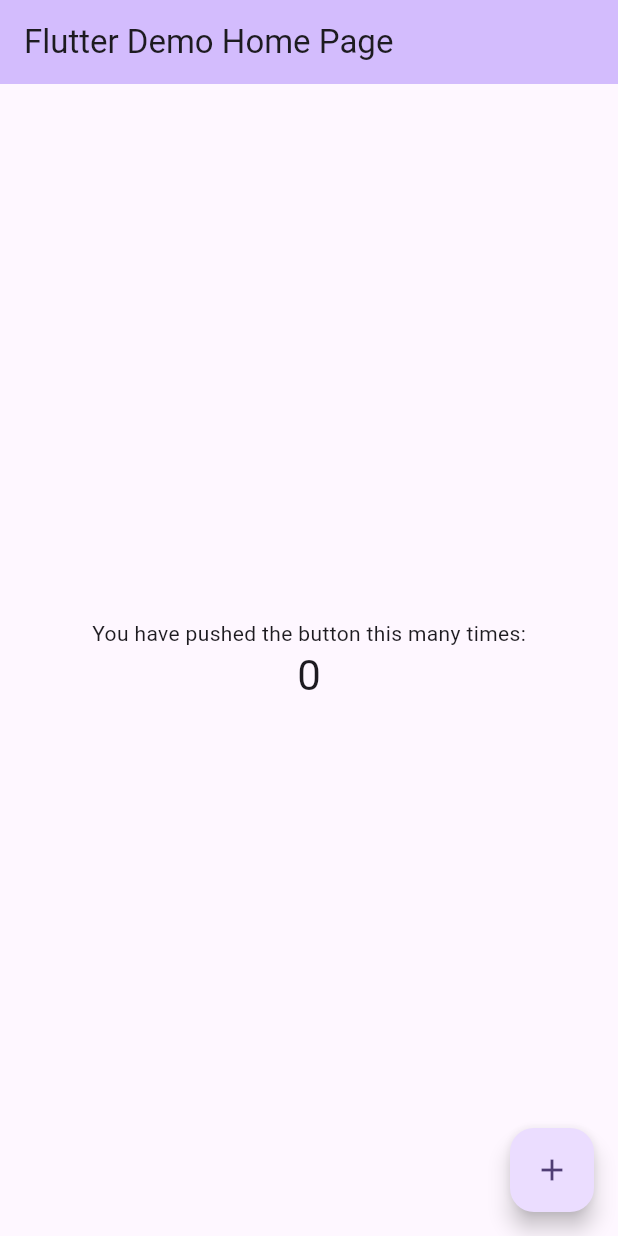
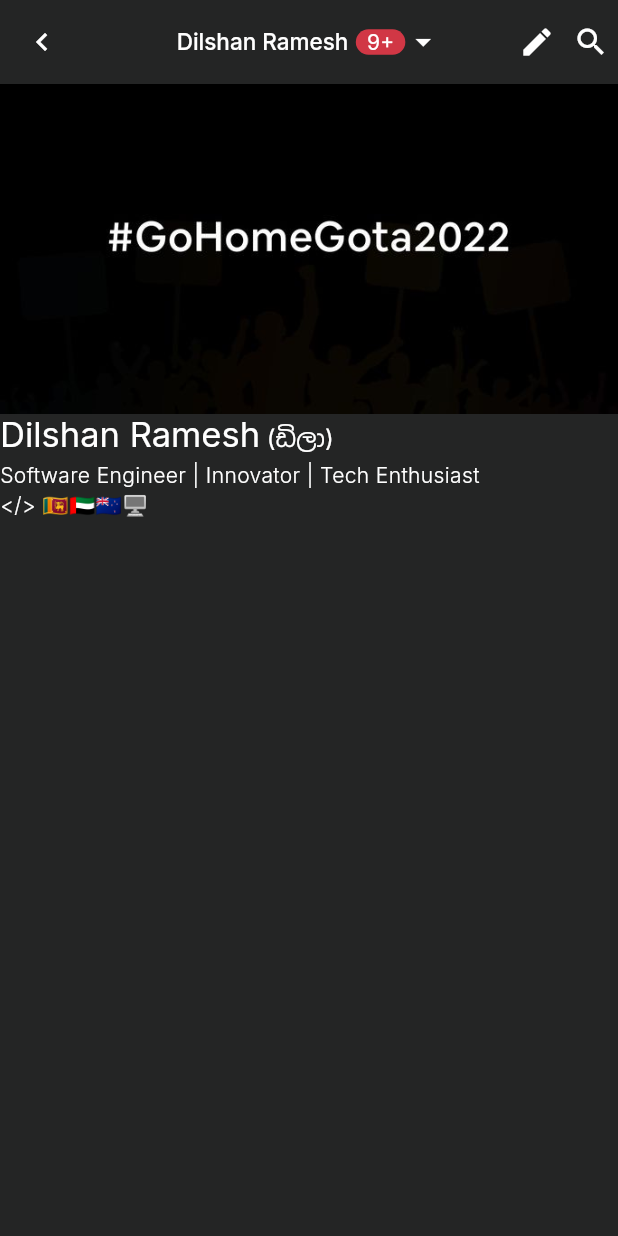
Before and after one commit to takanokenji-s/Flutter-Facebook-UI, a Flutter app: the screen it shows after launch, on a phone screen of 412 x 824 dp. Run offline on Flutter 3.47's test engine with Material 2 defaults, Android fonts, the light colour scheme and no system bars; our stand-ins replace google_fonts.

Commit message:
ui fixes

```diff
--- a/lib/main.dart
+++ b/lib/main.dart
@@ -1,3 +1,5 @@
+import 'package:facebook_app_ui/screens/profile.dart';
+import 'package:facebook_app_ui/screens/welcome.dart';
 import 'package:flutter/material.dart';
 
 void main() {
@@ -11,115 +13,13 @@ class MyApp extends StatelessWidget {
   @override
   Widget build(BuildContext context) {
     return MaterialApp(
-      title: 'Flutter Demo',
+      title: 'Facebook',
+      debugShowCheckedModeBanner: false,
       theme: ThemeData(
-        // This is the theme of your application.
-        //
-        // TRY THIS: Try running your application with "flutter run". You'll see
-        // the application has a blue toolbar. Then, without quitting the app,
-        // try changing the seedColor in the colorScheme below to Colors.green
-        // and then invoke "hot reload" (save your changes or press the "hot
-        // reload" button in a Flutter-supported IDE, or press "r" if you used
-        // the command line to start the app).
-        //
-        // Notice that the counter didn't reset back to zero; the application
-        // state is not lost during the reload. To reset the state, use hot
-        // restart instead.
-        //
-        // This works for code too, not just values: Most code changes can be
-        // tested with just a hot reload.
         colorScheme: ColorScheme.fromSeed(seedColor: Colors.deepPurple),
         useMaterial3: true,
       ),
-      home: const MyHomePage(title: 'Flutter Demo Home Page'),
+      home: const Profile()
     );
   }
 }
-
-class MyHomePage extends StatefulWidget {
-  const MyHomePage({super.key, required this.title});
-
-  // This widget is the home page of your application. It is stateful, meaning
-  // that it has a State object (defined below) that contains fields that affect
-  // how it looks.
-
-  // This class is the configuration for the state. It holds the values (in this
-  // case the title) provided by the parent (in this case the App widget) and
-  // used by the build method of the State. Fields in a Widget subclass are
-  // always marked "final".
-
-  final String title;
-
-  @override
-  State<MyHomePage> createState() => _MyHomePageState();
-}
-
-class _MyHomePageState extends State<MyHomePage> {
-  int _counter = 0;
-
-  void _incrementCounter() {
-    setState(() {
-      // This call to setState tells the Flutter framework that something has
-      // changed in this State, which causes it to rerun the build method below
-      // so that the display can reflect the updated values. If we changed
-      // _counter without calling setState(), then the build method would not be
-      // called again, and so nothing would appear to happen.
-      _counter++;
-    });
-  }
-
-  @override
-  Widget build(BuildContext context) {
-    // This method is rerun every time setState is called, for instance as done
-    // by the _incrementCounter method above.
-    //
-    // The Flutter framework has been optimized to make rerunning build methods
-    // fast, so that you can just rebuild anything that needs updating rather
-    // than having to individually change instances of widgets.
-    return Scaffold(
-      appBar: AppBar(
-        // TRY THIS: Try changing the color here to a specific color (to
-        // Colors.amber, perhaps?) and trigger a hot reload to see the AppBar
-        // change color while the other colors stay the same.
-        backgroundColor: Theme.of(context).colorScheme.inversePrimary,
-        // Here we take the value from the MyHomePage object that was created by
-        // the App.build method, and use it to set our appbar title.
-        title: Text(widget.title),
-      ),
-      body: Center(
-        // Center is a layout widget. It takes a single child and positions it
-        // in the middle of the parent.
-        child: Column(
-          // Column is also a layout widget. It takes a list of children and
-          // arranges them vertically. By default, it sizes itself to fit its
-          // children horizontally, and tries to be as tall as its parent.
-          //
-          // Column has various properties to control how it sizes itself and
-          // how it positions its children. Here we use mainAxisAlignment to
-          // center the children vertically; the main axis here is the vertical
-          // axis because Columns are vertical (the cross axis would be
-          // horizontal).
-          //
-          // TRY THIS: Invoke "debug painting" (choose the "Toggle Debug Paint"
-          // action in the IDE, or press "p" in the console), to see the
-          // wireframe for each widget.
-          mainAxisAlignment: MainAxisAlignment.center,
-          children: <Widget>[
-            const Text(
-              'You have pushed the button this many times:',
-            ),
-            Text(
-              '$_counter',
-              style: Theme.of(context).textTheme.headlineMedium,
-            ),
-          ],
-        ),
-      ),
-      floatingActionButton: FloatingActionButton(
-        onPressed: _incrementCounter,
-        tooltip: 'Increment',
-        child: const Icon(Icons.add),
-      ), // This trailing comma makes auto-formatting nicer for build methods.
-    );
-  }
-}
--- /dev/null
+++ b/lib/screens/profile.dart
@@ -0,0 +1,172 @@
+import 'package:flutter/material.dart';
+import 'package:google_fonts/google_fonts.dart';
+
+class Profile extends StatefulWidget {
+  const Profile({super.key});
+
+  @override
+  State<Profile> createState() => _ProfileState();
+}
+
+class _ProfileState extends State<Profile> {
+  @override
+  Widget build(BuildContext context) {
+    Size size = MediaQuery.of(context).size;
+    return Scaffold(
+      backgroundColor: Color(0xff242525),
+      appBar: AppBar(
+        backgroundColor: const Color(0xff242525),
+        centerTitle: true,
+        leading: const Icon(
+          Icons.chevron_left,
+          color: Colors.white,
+        ),
+        title: Row(
+          crossAxisAlignment: CrossAxisAlignment.center,
+          mainAxisAlignment: MainAxisAlignment.center,
+          children: [
+            Text(
+              "Dilshan Ramesh",
+              style: GoogleFonts.inter(
+                fontSize: 15,
+                color: Colors.white,
+                fontWeight: FontWeight.w500,
+              ),
+            ),
+            const SizedBox(
+              width: 5,
+            ),
+            Container(
+              width: 33,
+              height: 17,
+              alignment: Alignment.center,
+              decoration: BoxDecoration(
+                  color: const Color(0xffD13745),
+                  borderRadius: BorderRadius.circular(20)),
+              child: Text(
+                "9+",
+                style: GoogleFonts.inter(
+                  color: Colors.white,
+                  fontSize: 14,
+                ),
+                textAlign: TextAlign.center,
+              ),
+            ),
+            const Icon(
+              Icons.arrow_drop_down,
+              color: Colors.white,
+            )
+          ],
+        ),
+        actions: const [
+          Padding(
+            padding: EdgeInsets.all(6.0),
+            child: Icon(
+              Icons.edit,
+              color: Colors.white,
+              size: 24,
+            ),
+          ),
+          Padding(
+            padding: EdgeInsets.all(6.0),
+            child: Icon(
+              Icons.search,
+              color: Colors.white,
+              size: 24,
+            ),
+          ),
+        ],
+      ),
+      body: SingleChildScrollView(
+        child: Column(
+          children: [
+            SizedBox(
+              width: size.width,
+              height: 220,
+              child: Image.asset(
+                "assets/images/cover.jpeg",
+                fit: BoxFit.cover,
+              ),
+            ),
+            // Stack(
+            //   children: [
+            //     Positioned(
+            //       top: -10,
+            //       child: Row(
+            //         mainAxisAlignment: MainAxisAlignment.spaceBetween,
+            //         crossAxisAlignment: CrossAxisAlignment.center,
+            //         children: [
+            //           CircleAvatar(
+            //             radius: 50,
+            //             backgroundColor: Color(0xff242525),
+            //             child: ClipOval(
+            //               child: Image.asset(
+            //                 "assets/images/avatar.jpeg",
+            //                 width: 400,
+            //                 height: 400,
+            //                 fit: BoxFit.cover,
+            //               ),
+            //             ),
+            //           ),
+            //           Container(
+            //             width: 40,
+            //             height: 40,
+            //             decoration: BoxDecoration(
+            //               color: Color(0xff3A3B3C),
+            //               borderRadius: BorderRadius.circular(20),
+            //             ),
+            //             child: const Icon(
+            //               Icons.camera_alt,
+            //               color: Colors.white,
+            //             ),
+            //           )
+            //         ],
+            //       ),
+            //     ),
+            //   ],
+            // ),
+            Column(
+              crossAxisAlignment: CrossAxisAlignment.start,
+              children: [
+                RichText(
+                  text: TextSpan(
+                    text: "Dilshan Ramesh",
+                    style: GoogleFonts.inter(
+                      color: Colors.white,
+                      fontSize: 23,
+                    ),
+                    children: [
+                      TextSpan(
+                        text: " (ඩිලා)",
+                        style: GoogleFonts.inter(
+                          color: Colors.white,
+                          fontSize: 16,
+                        ),
+                      ),
+                    ],
+                  ),
+                ),
+                const SizedBox(
+                  height: 3,
+                ),
+                Text(
+                  "Software Engineer | Innovator | Tech Enthusiast \n</> 🇱🇰🇦🇪🇳🇿🖥",
+                  style: GoogleFonts.inter(
+                    color: Colors.white,
+                    fontSize: 14,
+                    fontWeight: FontWeight.w300,
+                  ),
+                ),
+                Row(
+                  children: [
+
+                  ],
+                )
+              ],
+            )
+          ],
+        ),
+      ),
+    );
+  }
+}
--- /dev/null
+++ b/lib/screens/welcome.dart
@@ -0,0 +1,49 @@
+import 'package:flutter/material.dart';
+import 'package:google_fonts/google_fonts.dart';
+
+class Welcome extends StatefulWidget {
+  const Welcome({super.key});
+
+  @override
+  State<Welcome> createState() => _WelcomeState();
+}
+
+class _WelcomeState extends State<Welcome> {
+  @override
+  Widget build(BuildContext context) {
+    Size size = MediaQuery.of(context).size;
+    return Scaffold(
+      body: Column(
+        mainAxisAlignment: MainAxisAlignment.center,
+        children: [
+          SizedBox(
+            height: size.height * 0.40,
+          ),
+          Center(
+            child: Image.asset(
+              "assets/images/logo.png",
+              fit: BoxFit.contain,
+              width: 60,
+            ),
+          ),
+          SizedBox(
+            height: size.height * 0.45,
+          ),
+          Column(
+            children: [
+              Text(
+                "FACEBOOK",
+                style: GoogleFonts.inter(
+                  color: Colors.black54,
+                  fontWeight: FontWeight.w500,
+                  letterSpacing: 4,
+                  fontSize: 14
+                ),
+              )
+            ],
+          )
+        ],
+      ),
+    );
+  }
+}
--- a/pubspec.yaml
+++ b/pubspec.yaml
@@ -35,6 +35,7 @@ dependencies:
   # The following adds the Cupertino Icons font to your application.
   # Use with the CupertinoIcons class for iOS style icons.
   cupertino_icons: ^1.0.2
+  google_fonts: ^5.1.0
 
 dev_dependencies:
   flutter_test:
@@ -59,8 +60,8 @@ flutter:
   uses-material-design: true
 
   # To add assets to your application, add an assets section, like this:
-  # assets:
-  #   - images/a_dot_burr.jpeg
+  assets:
+    - assets/images/
   #   - images/a_dot_ham.jpeg
 
   # An image asset can refer to one or more resolution-specific "variants", see
```
Also changed, not shown: assets/images/avatar.jpeg (added), assets/images/cover.jpeg (added), assets/images/logo.png (added), pubspec.lock, 7 other files.
